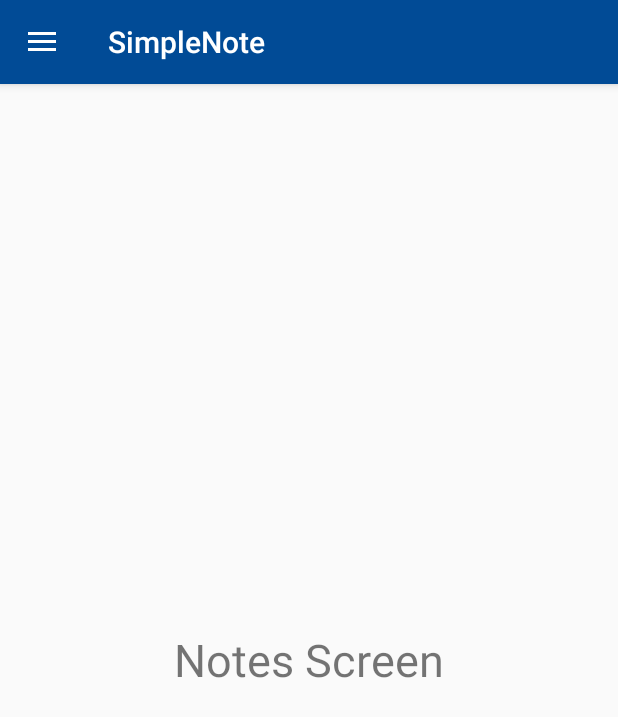
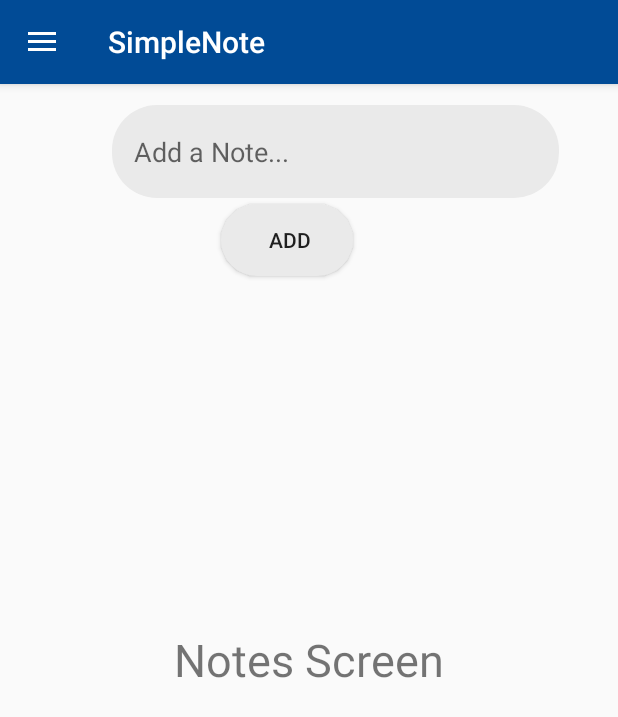
Before and after one commit to chrisyees/SimpleNote, an Android app: the screen it shows after launch (MainActivity), on a phone screen of 412 x 824 dp. Shown: the top 717 px of the screen. Run offline under Robolectric (Android 15) with nearby library versions, the phone set to English and light mode, and no system bars; our stand-ins replace Firebase (no records; nobody signed in at launch, a user with empty details on screens opened directly).

Commit message:
Added connection/saving to firebase database, outline for text note classes, and updated fragment_note to accept user input. Also added TODOs in NotesFragment.java.

```diff
--- a/src/app/src/main/java/com/cs180/simplenote/simplenoteapp/NotesFragment.java
+++ b/src/app/src/main/java/com/cs180/simplenote/simplenoteapp/NotesFragment.java
@@ -1,5 +1,7 @@
 package com.cs180.simplenote.simplenoteapp;
 
+import android.app.Activity;
+import android.content.Context;
 import android.os.Bundle;
 import android.support.annotation.NonNull;
 import android.support.annotation.Nullable;
@@ -7,11 +9,74 @@ import android.support.v4.app.Fragment;
 import android.view.LayoutInflater;
 import android.view.View;
 import android.view.ViewGroup;
+import android.widget.Button;
+import android.widget.EditText;
+import android.widget.LinearLayout;
+import android.widget.ScrollView;
+import android.widget.TextView;
+
+import com.google.firebase.database.DatabaseReference;
+import com.google.firebase.database.FirebaseDatabase;
 
 public class NotesFragment extends Fragment {
+
+    Activity mActivity;
+    String notesList = ""; //TEMP VARIABLE
+    private EditText addNote;
+    private TextView noteList;
+
+    @Override
+    public void onAttach(Context context) {
+        super.onAttach(context);
+        mActivity = getActivity();
+    }
+
     @Nullable
     @Override
     public View onCreateView(@NonNull LayoutInflater inflater, @Nullable ViewGroup container, @Nullable Bundle savedInstanceState) {
-        return inflater.inflate(R.layout.fragment_notes, container, false);
+
+        View view = inflater.inflate(R.layout.fragment_notes, container, false);
+
+        addNote = view.findViewById(R.id.add_note);
+        noteList = view.findViewById(R.id.note_list);
+
+        return view;
+    }
+
+    @Override
+    public void onViewCreated(View view, @Nullable Bundle savedInstanceState) {
+        super.onViewCreated(view, savedInstanceState);
+
+        Button add_button = (Button) view.findViewById(R.id.add_button);
+
+        add_button.setOnClickListener(new View.OnClickListener() {
+            @Override
+            public void onClick(View v) {
+                String noteText = addNote.getText().toString(); //get user input
+                // TODO: ADD TEXT TO NOTES -> ADD NOTES ARRAY?
+
+                notesList = notesList + noteText + " ";
+
+                noteList.setText(notesList);
+
+                FirebaseDatabase database = FirebaseDatabase.getInstance();
+                DatabaseReference myRef = database.getReference("test1W");
+                myRef.push().setValue(noteText); //push value to database
+
+                /*
+                TODO : ADD ABILITY TO DYNAMICALLY ADD BUTTONS(NOTES) TO SCROLL VIEW
+                ScrollView scrollView = (ScrollView) v.findViewById(R.id.note_list);
+
+                LinearLayout linearLayout = new LinearLayout(mActivity);
+                linearLayout.setOrientation(LinearLayout.VERTICAL);
+
+                Button button = new Button(mActivity);
+                button.setText("Some text");
+                scrollView.addView(button);
+
+                scrollView.addView(linearLayout);
+                */
+            }
+        });
     }
 }
--- a/src/app/src/main/res/layout/fragment_notes.xml
+++ b/src/app/src/main/res/layout/fragment_notes.xml
@@ -3,6 +3,25 @@
     xmlns:tools="http://schemas.android.com/tools"
     android:layout_width="match_parent"
     android:layout_height="match_parent">
+
+    <TextView
+        android:id="@+id/note_list"
+        android:layout_width="342dp"
+        android:layout_height="369dp"
+        android:layout_alignStart="@+id/note_list"
+        android:layout_alignParentTop="true"
+        android:layout_marginTop="139dp" />
+
+    <Button
+        android:id="@+id/add_button"
+        android:layout_width="wrap_content"
+        android:layout_height="wrap_content"
+        android:layout_alignParentStart="true"
+        android:layout_alignParentTop="true"
+        android:layout_marginStart="147dp"
+        android:layout_marginTop="80dp"
+        android:background="@drawable/plain_text_background"
+        android:text="Add" />
 
     <TextView
         android:layout_width="wrap_content"
@@ -11,4 +30,32 @@
         android:textSize="30sp"
         android:layout_centerInParent="true"
         tools:ignore="HardcodedText" />
+
+    <EditText
+        android:id="@+id/add_note"
+        android:layout_width="298dp"
+        android:layout_height="62dp"
+        android:layout_alignParentTop="true"
+        android:layout_alignParentEnd="true"
+        android:layout_marginTop="14dp"
+        android:layout_marginEnd="39dp"
+        android:background="@drawable/plain_text_background"
+        android:ems="10"
+        android:hint="Add a Note..."
+        android:inputType="textPersonName" />
+
+    <ScrollView
+        android:id="@+id/note_list"
+        android:layout_width="344dp"
+        android:layout_height="415dp"
+        android:layout_alignParentBottom="true"
+        android:layout_centerHorizontal="true">
+
+        <LinearLayout
+            android:id="@+id/note_list_linear"
+            android:layout_width="match_parent"
+            android:layout_height="wrap_content"
+            android:orientation="vertical" />
+    </ScrollView>
+
 </RelativeLayout>
```
Also changed, not shown: src/app/src/main/java/com/cs180/simplenote/simplenoteapp/Notes.java (added, +19 -0 lines), src/app/src/main/java/com/cs180/simplenote/simplenoteapp/Text.java (added, +11 -0 lines), src/app/src/main/java/com/cs180/simplenote/simplenoteapp/TextBody.java (added, +12 -0 lines).
